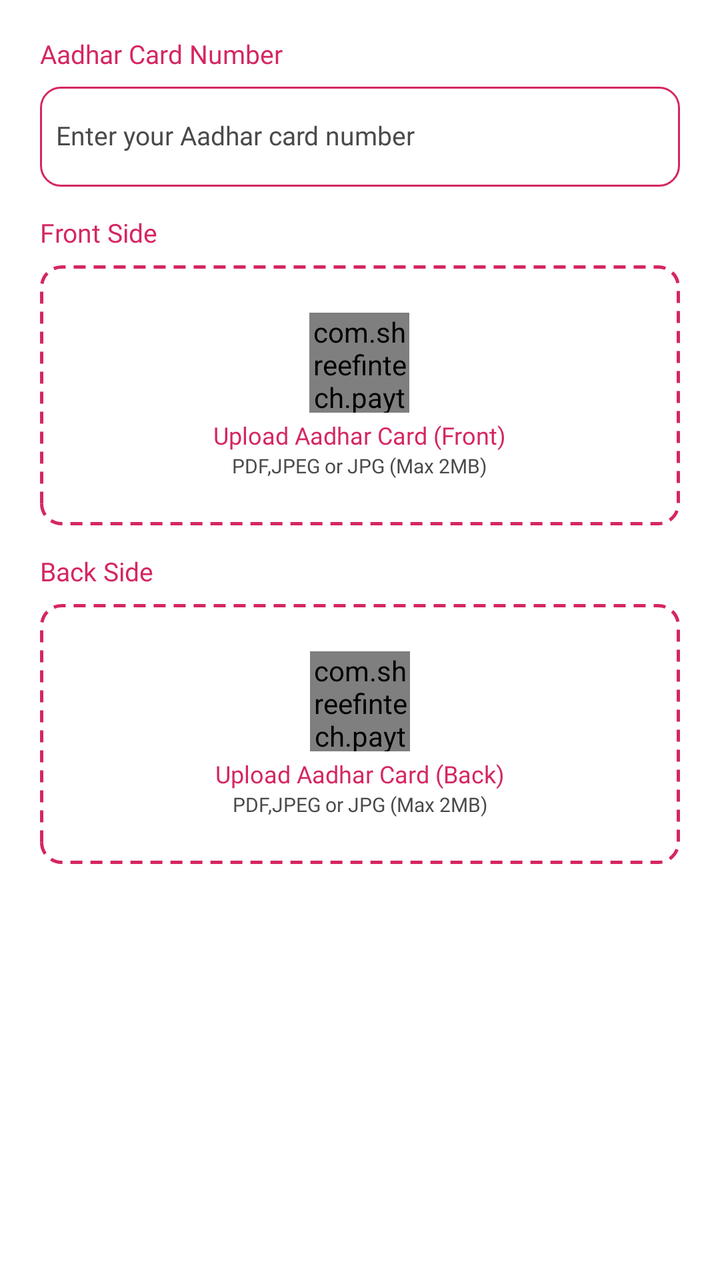
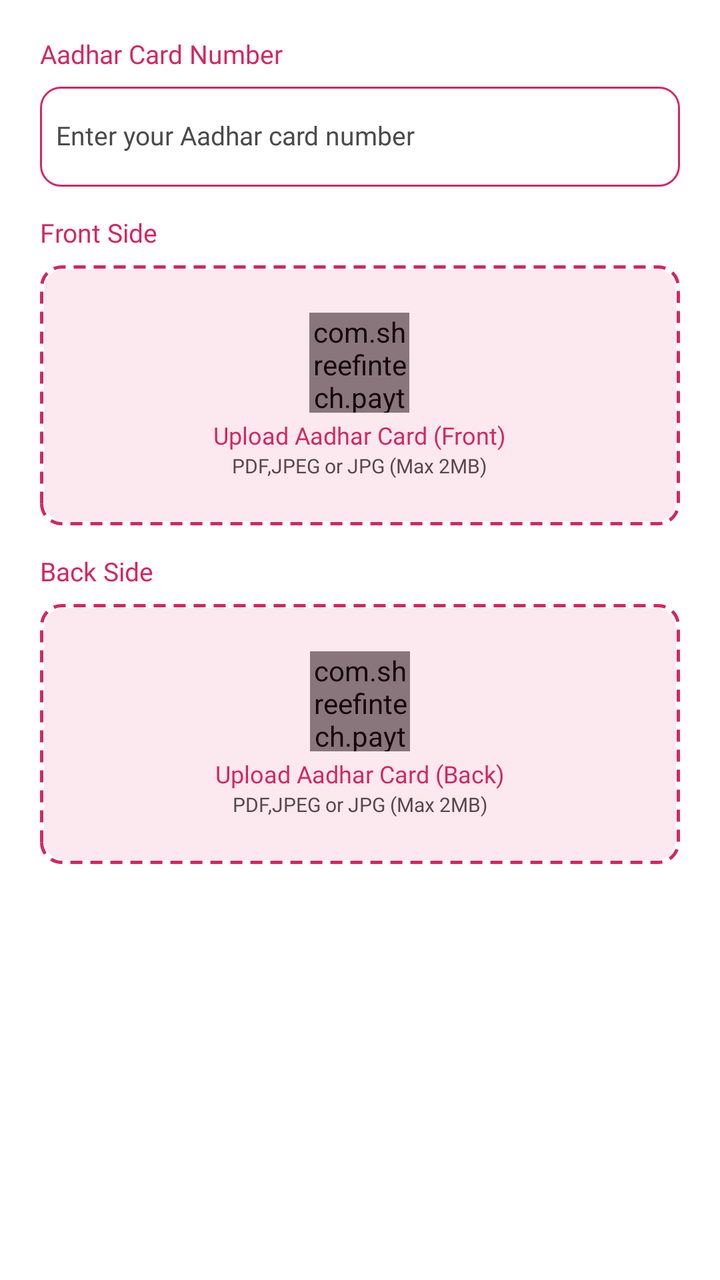

Compare the two renders of this Android layout. The source of the first and the diff that turns it into the second are given below.
<!-- AndroidManifest.xml: application theme Theme.PaytouchConsumer -->
<!-- res/layout/fragment_kyc_step2.xml -->
<?xml version="1.0" encoding="utf-8"?>
<androidx.core.widget.NestedScrollView xmlns:android="http://schemas.android.com/apk/res/android"
    android:layout_width="match_parent"
    android:layout_height="match_parent"
    xmlns:app="http://schemas.android.com/apk/res-auto"
    android:scrollbars="none">

    <LinearLayout
        android:layout_width="match_parent"
        android:layout_height="wrap_content"
        android:orientation="vertical"
        android:padding="@dimen/page_margin_horizontal">

        
        <androidx.appcompat.widget.AppCompatTextView
            android:layout_width="wrap_content"
            android:layout_height="wrap_content"
            android:fontFamily="@font/proza_libre_semi_bold"
            android:includeFontPadding="false"
            android:text="@string/labelAadharCardNumber"
            android:textColor="@color/primary"
            android:textSize="@dimen/text_size_13" />

        <androidx.appcompat.widget.AppCompatEditText
            android:id="@+id/etAadhar"
            android:layout_width="match_parent"
            android:layout_height="@dimen/input_height"
            android:layout_marginTop="@dimen/margin_small"
            android:background="@drawable/bg_input_field"
            android:fontFamily="@font/proza_libre_medium"
            android:hint="@string/hintAadharCardNumber"
            android:includeFontPadding="false"
            android:inputType="number"
            android:maxLength="12"
            android:maxLines="1"
            android:paddingHorizontal="@dimen/margin_small"
            android:singleLine="true"
            android:textColor="@color/black"
            android:textColorHint="?attr/colorTextHint"
            android:textSize="@dimen/text_size_13" />

        
        <androidx.appcompat.widget.AppCompatTextView
            android:layout_width="wrap_content"
            android:layout_height="wrap_content"
            android:layout_marginTop="@dimen/margin_large"
            android:fontFamily="@font/proza_libre_semi_bold"
            android:includeFontPadding="false"
            android:text="@string/labelFrontSide"
            android:textColor="@color/primary"
            android:textSize="@dimen/text_size_13" />

        <FrameLayout
            android:id="@+id/flAadharFront"
            android:layout_width="match_parent"
            android:layout_height="@dimen/kyc_upload_height"
            android:layout_marginTop="@dimen/margin_small"
            android:background="@drawable/bg_upload_area"
            android:clickable="true"
            android:focusable="true">

            
            <LinearLayout
                android:id="@+id/llUploadFront"
                android:layout_width="wrap_content"
                android:layout_height="wrap_content"
                android:layout_gravity="center"
                android:gravity="center"
                android:orientation="vertical">

                <com.shreefintech.paytouchconsumer.widget.LiquidGlassButton
                    android:id="@+id/flUpload1"
                    android:layout_width="@dimen/btn_height"
                    android:layout_height="@dimen/btn_height"
                    app:glassCornerRadius="@dimen/submit_btn_radius"
                    app:normalTint="@android:color/transparent"
                    app:pressedTint="@color/upload_btn_color">

                    <androidx.appcompat.widget.AppCompatImageView
                        android:id="@+id/ivUpload1"
                        android:layout_width="match_parent"
                        android:layout_height="match_parent"
                        android:padding="@dimen/margin_small"
                        android:src="@drawable/ic_upload"
                        android:tint="@color/primary" />

                </com.shreefintech.paytouchconsumer.widget.LiquidGlassButton>

                <androidx.appcompat.widget.AppCompatTextView
                    android:layout_width="wrap_content"
                    android:layout_height="wrap_content"
                    android:layout_marginTop="@dimen/margin_extra_small"
                    android:fontFamily="@font/proza_libre_medium"
                    android:includeFontPadding="false"
                    android:text="@string/labelAadharFront"
                    android:textColor="@color/primary"
                    android:textSize="@dimen/text_size_12" />

                <androidx.appcompat.widget.AppCompatTextView
                    android:layout_width="wrap_content"
                    android:layout_height="wrap_content"
                    android:layout_marginTop="@dimen/margin_tiny"
                    android:fontFamily="@font/proza_libre_medium"
                    android:includeFontPadding="false"
                    android:text="@string/msgUploadHint"
                    android:textColor="@color/hint_color"
                    android:textSize="@dimen/text_size_10" />

            </LinearLayout>

            
            <androidx.cardview.widget.CardView
                android:layout_width="match_parent"
                android:layout_height="match_parent"
                app:cardElevation="0dp"
                app:cardBackgroundColor="@android:color/transparent"
                android:layout_margin="2dp"
                app:cardCornerRadius="@dimen/card_corner_radius"
                android:background="@android:color/transparent">

                <androidx.appcompat.widget.AppCompatImageView
                    android:id="@+id/ivPreviewFront"
                    android:layout_width="match_parent"
                    android:layout_height="match_parent"
                    android:scaleType="centerCrop"
                    android:visibility="gone" />

            </androidx.cardview.widget.CardView>

            
            <LinearLayout
                android:id="@+id/llEditDeleteFront"
                android:layout_width="wrap_content"
                android:layout_height="wrap_content"
                android:layout_gravity="top|end"
                android:layout_margin="@dimen/margin_extra_small"
                android:orientation="vertical"
                android:visibility="gone">

                <FrameLayout
                    android:id="@+id/flEdit1"
                    android:layout_width="@dimen/upload_edit_size"
                    android:layout_height="@dimen/upload_edit_size"
                    android:layout_marginTop="@dimen/margin_tiny"
                    android:layout_marginHorizontal="@dimen/margin_medium">

                    <androidx.appcompat.widget.AppCompatImageView
                        android:id="@+id/ivEditProof1"
                        android:layout_width="@dimen/upload_edit_size"
                        android:layout_height="@dimen/upload_edit_size"
                        android:background="?selectableItemBackgroundBorderless"
                        android:padding="2dp"
                        android:src="@drawable/ic_edit_placeholder"
                        android:tint="@color/form_wizard_success" />

                </FrameLayout>

                <FrameLayout
                    android:id="@+id/flDelete1"
                    android:layout_width="@dimen/upload_edit_size"
                    android:layout_height="@dimen/upload_edit_size"
                    android:layout_marginTop="@dimen/margin_small"
                    android:layout_marginHorizontal="@dimen/margin_medium">

                    <androidx.appcompat.widget.AppCompatImageView
                        android:id="@+id/ivDeleteProof1"
                        android:layout_width="@dimen/upload_edit_size"
                        android:layout_height="@dimen/upload_edit_size"
                        android:background="?selectableItemBackgroundBorderless"
                        android:padding="2dp"
                        android:src="@drawable/ic_cross"
                        android:tint="@color/form_wizard_reject" />

                </FrameLayout>

            </LinearLayout>
        </FrameLayout>

        
        <androidx.appcompat.widget.AppCompatTextView
            android:layout_width="wrap_content"
            android:layout_height="wrap_content"
            android:layout_marginTop="@dimen/margin_large"
            android:fontFamily="@font/proza_libre_semi_bold"
            android:includeFontPadding="false"
            android:text="@string/labelBackSide"
            android:textColor="@color/primary"
            android:textSize="@dimen/text_size_13" />

        <FrameLayout
            android:id="@+id/flAadharBack"
            android:layout_width="match_parent"
            android:layout_height="@dimen/kyc_upload_height"
            android:layout_marginTop="@dimen/margin_small"
            android:background="@drawable/bg_upload_area"
            android:clickable="true"
            android:focusable="true">

            <LinearLayout
                android:id="@+id/llUploadBack"
                android:layout_width="wrap_content"
                android:layout_height="wrap_content"
                android:layout_gravity="center"
                android:gravity="center"
                android:orientation="vertical">

                <com.shreefintech.paytouchconsumer.widget.LiquidGlassButton
                    android:id="@+id/flUpload2"
                    android:layout_width="@dimen/btn_height"
                    android:layout_height="@dimen/btn_height"
                    app:glassCornerRadius="@dimen/submit_btn_radius"
                    app:normalTint="@android:color/transparent"
                    app:pressedTint="@color/upload_btn_color">

                    <androidx.appcompat.widget.AppCompatImageView
                        android:id="@+id/ivUpload2"
                        android:layout_width="match_parent"
                        android:layout_height="match_parent"
                        android:padding="@dimen/margin_small"
                        android:src="@drawable/ic_upload"
                        android:tint="@color/primary" />

                </com.shreefintech.paytouchconsumer.widget.LiquidGlassButton>

                <androidx.appcompat.widget.AppCompatTextView
                    android:layout_width="wrap_content"
                    android:layout_height="wrap_content"
                    android:layout_marginTop="@dimen/margin_extra_small"
                    android:fontFamily="@font/proza_libre_medium"
                    android:includeFontPadding="false"
                    android:text="@string/labelAadharBack"
                    android:textColor="@color/primary"
                    android:textSize="@dimen/text_size_12" />

                <androidx.appcompat.widget.AppCompatTextView
                    android:layout_width="wrap_content"
                    android:layout_height="wrap_content"
                    android:layout_marginTop="@dimen/margin_tiny"
                    android:fontFamily="@font/proza_libre_medium"
                    android:includeFontPadding="false"
                    android:text="@string/msgUploadHint"
                    android:textColor="@color/hint_color"
                    android:textSize="@dimen/text_size_10" />

            </LinearLayout>


            <androidx.cardview.widget.CardView
                android:layout_width="match_parent"
                android:layout_height="match_parent"
                app:cardElevation="0dp"
                app:cardBackgroundColor="@android:color/transparent"
                android:layout_margin="2dp"
                app:cardCornerRadius="@dimen/card_corner_radius"
                android:background="@android:color/transparent">

                <androidx.appcompat.widget.AppCompatImageView
                    android:id="@+id/ivPreviewBack"
                    android:layout_width="match_parent"
                    android:layout_height="match_parent"
                    android:scaleType="centerCrop"
                    android:visibility="gone" />

            </androidx.cardview.widget.CardView>

            <LinearLayout
                android:id="@+id/llEditDeleteBack"
                android:layout_width="wrap_content"
                android:layout_height="wrap_content"
                android:layout_gravity="top|end"
                android:layout_margin="@dimen/margin_extra_small"
                android:orientation="vertical"
                android:visibility="gone">

                <FrameLayout
                    android:id="@+id/flEdit2"
                    android:layout_width="@dimen/upload_edit_size"
                    android:layout_height="@dimen/upload_edit_size"
                    android:layout_marginTop="@dimen/margin_tiny"
                    android:layout_marginHorizontal="@dimen/margin_medium">

                    <androidx.appcompat.widget.AppCompatImageView
                        android:id="@+id/ivEditProof2"
                        android:layout_width="@dimen/upload_edit_size"
                        android:layout_height="@dimen/upload_edit_size"
                        android:background="?selectableItemBackgroundBorderless"
                        android:padding="2dp"
                        android:src="@drawable/ic_edit_placeholder"
                        android:tint="@color/form_wizard_success" />

                </FrameLayout>

                <FrameLayout
                    android:id="@+id/flDelete2"
                    android:layout_width="@dimen/upload_edit_size"
                    android:layout_height="@dimen/upload_edit_size"
                    android:layout_marginTop="@dimen/margin_small"
                    android:layout_marginHorizontal="@dimen/margin_medium">

                    <androidx.appcompat.widget.AppCompatImageView
                        android:id="@+id/ivDeleteProof2"
                        android:layout_width="@dimen/upload_edit_size"
                        android:layout_height="@dimen/upload_edit_size"
                        android:background="?selectableItemBackgroundBorderless"
                        android:padding="2dp"
                        android:src="@drawable/ic_cross"
                        android:tint="@color/form_wizard_reject" />

                </FrameLayout>

            </LinearLayout>
        </FrameLayout>

    </LinearLayout>
</androidx.core.widget.NestedScrollView>
<!-- resources referenced by this layout -->
<resources>
  <color name="black">#FF000000</color>
  <color name="form_wizard_reject">#CC0000</color>
  <color name="form_wizard_success">#1A7A34</color>
  <color name="hint_color">#4A4A4A</color>
  <color name="primary">#D52662</color>
  <color name="upload_btn_color">#33D52662</color>
  <dimen name="btn_height">50dp</dimen>
  <dimen name="card_corner_radius">10dp</dimen>
  <dimen name="input_height">50dp</dimen>
  <dimen name="kyc_upload_height">130dp</dimen>
  <dimen name="margin_extra_small">5dp</dimen>
  <dimen name="margin_large">16dp</dimen>
  <dimen name="margin_medium">12dp</dimen>
  <dimen name="margin_small">8dp</dimen>
  <dimen name="margin_tiny">2dp</dimen>
  <dimen name="page_margin_horizontal">20dp</dimen>
  <dimen name="submit_btn_radius">25dp</dimen>
  <dimen name="text_size_10">10sp</dimen>
  <dimen name="text_size_12">12sp</dimen>
  <dimen name="text_size_13">13sp</dimen>
  <dimen name="upload_edit_size">20dp</dimen>
  <!-- drawable bg_input_field (drawable) -->
  <?xml version="1.0" encoding="utf-8"?>
  <shape xmlns:android="http://schemas.android.com/apk/res/android">
      <solid android:color="@android:color/transparent" />
      <corners android:radius="@dimen/input_corner_radius" />
      <stroke
          android:width="@dimen/default_stroke_width"
          android:color="?attr/colorPrimary" />
  </shape>
  <!-- drawable bg_upload_area (drawable) -->
  <?xml version="1.0" encoding="utf-8"?>
  <shape xmlns:android="http://schemas.android.com/apk/res/android">
      <corners android:radius="@dimen/card_corner_radius" />
      <stroke
          android:width="1.5dp"
          android:color="@color/primary"
          android:dashGap="4dp"
          android:dashWidth="6dp" />
  </shape>
  <!-- drawable ic_edit_placeholder (drawable) -->
  <?xml version="1.0" encoding="utf-8"?>
  <vector xmlns:android="http://schemas.android.com/apk/res/android"
      android:width="24dp"
      android:height="24dp"
      android:viewportWidth="24"
      android:viewportHeight="24">
    <path
        android:pathData="M3,17.25V21h3.75L17.81,9.94l-3.75,-3.75L3,17.25zM20.71,7.04c0.39,-0.39 0.39,-1.02 0,-1.41l-2.34,-2.34c-0.39,-0.39 -1.02,-0.39 -1.41,0l-1.83,1.83 3.75,3.75 1.83,-1.83z"
        android:fillColor="#000000"/>
  </vector>
  <!-- drawable ic_upload (drawable) -->
  <vector xmlns:android="http://schemas.android.com/apk/res/android"
      android:width="35dp"
      android:height="26dp"
      android:viewportWidth="35"
      android:viewportHeight="26">
    <path
        android:pathData="M18.377,25.728V18.377H23.278L17.152,11.026L11.026,18.377H15.927V25.728H9.801V25.667C9.594,25.678 9.399,25.728 9.189,25.728C6.752,25.728 4.414,24.76 2.691,23.037C0.968,21.314 0,18.976 0,16.539C0.003,14.29 0.835,12.12 2.336,10.445C3.838,8.77 5.904,7.707 8.139,7.458C8.542,5.362 9.661,3.47 11.306,2.11C12.95,0.749 15.017,0.003 17.152,0C19.287,0.002 21.355,0.747 23.001,2.108C24.646,3.469 25.766,5.361 26.168,7.458C28.403,7.708 30.467,8.772 31.966,10.448C33.466,12.123 34.297,14.291 34.3,16.539C34.3,18.976 33.332,21.314 31.609,23.037C29.886,24.76 27.548,25.728 25.111,25.728C24.909,25.728 24.709,25.678 24.499,25.667V25.728H18.377Z"
        android:fillColor="#ffffff"/>
  </vector>
  <string name="hintAadharCardNumber">Enter your Aadhar card number</string>
  <string name="labelAadharBack">Upload Aadhar Card (Back)</string>
  <string name="labelAadharCardNumber">Aadhar Card Number</string>
  <string name="labelAadharFront">Upload Aadhar Card (Front)</string>
  <string name="labelBackSide">Back Side</string>
  <string name="labelFrontSide">Front Side</string>
  <string name="msgUploadHint">PDF,JPEG or JPG (Max 2MB)</string>
  <style name="Theme.PaytouchConsumer" parent="Base.Theme.PaytouchConsumer" />
  <dimen name="input_corner_radius">10dp</dimen>
  <dimen name="default_stroke_width">1dp</dimen>
  <color name="white">#FFFFFFFF</color>
  <color name="secondary">#FCCFA1</color>
  <color name="sub_text_color">#80000000</color>
  <!-- unchanged entries left out for length: 2 -->
</resources>

<!-- the commit's change to res/layout/fragment_kyc_step2.xml (unified diff, before → after) -->
@@ -113,7 +113,7 @@
                 android:layout_width="match_parent"
                 android:layout_height="match_parent"
                 app:cardElevation="0dp"
-                app:cardBackgroundColor="@android:color/transparent"
+                app:cardBackgroundColor="@color/upload_doc_card_bg"
                 android:layout_margin="2dp"
                 app:cardCornerRadius="@dimen/card_corner_radius"
                 android:background="@android:color/transparent">
@@ -249,7 +249,7 @@
                 android:layout_width="match_parent"
                 android:layout_height="match_parent"
                 app:cardElevation="0dp"
-                app:cardBackgroundColor="@android:color/transparent"
+                app:cardBackgroundColor="@color/upload_doc_card_bg"
                 android:layout_margin="2dp"
                 app:cardCornerRadius="@dimen/card_corner_radius"
                 android:background="@android:color/transparent">
<!-- resource entries referenced after the edit -->
@@ -6,6 +6,7 @@
   <color name="hint_color">#4A4A4A</color>
   <color name="primary">#D52662</color>
   <color name="upload_btn_color">#33D52662</color>
+  <color name="upload_doc_card_bg">#1AD52662</color>
   <dimen name="btn_height">50dp</dimen>
   <dimen name="card_corner_radius">10dp</dimen>
   <dimen name="input_height">50dp</dimen>
